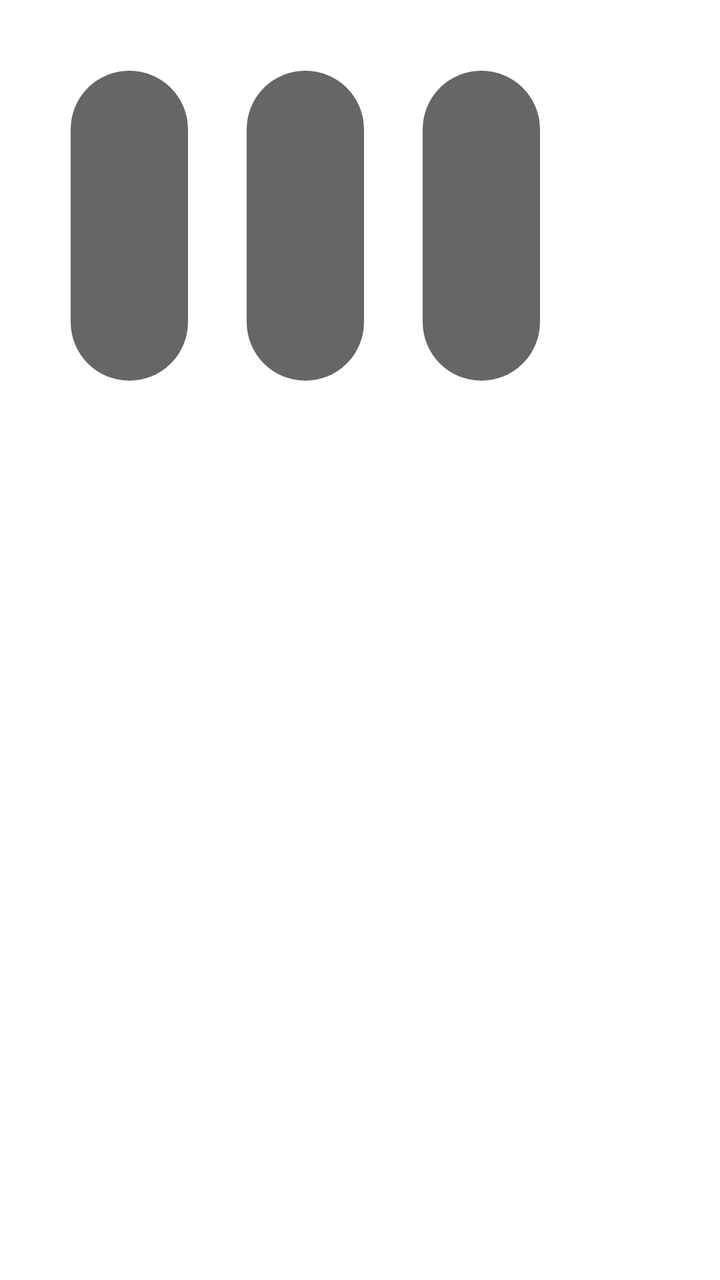
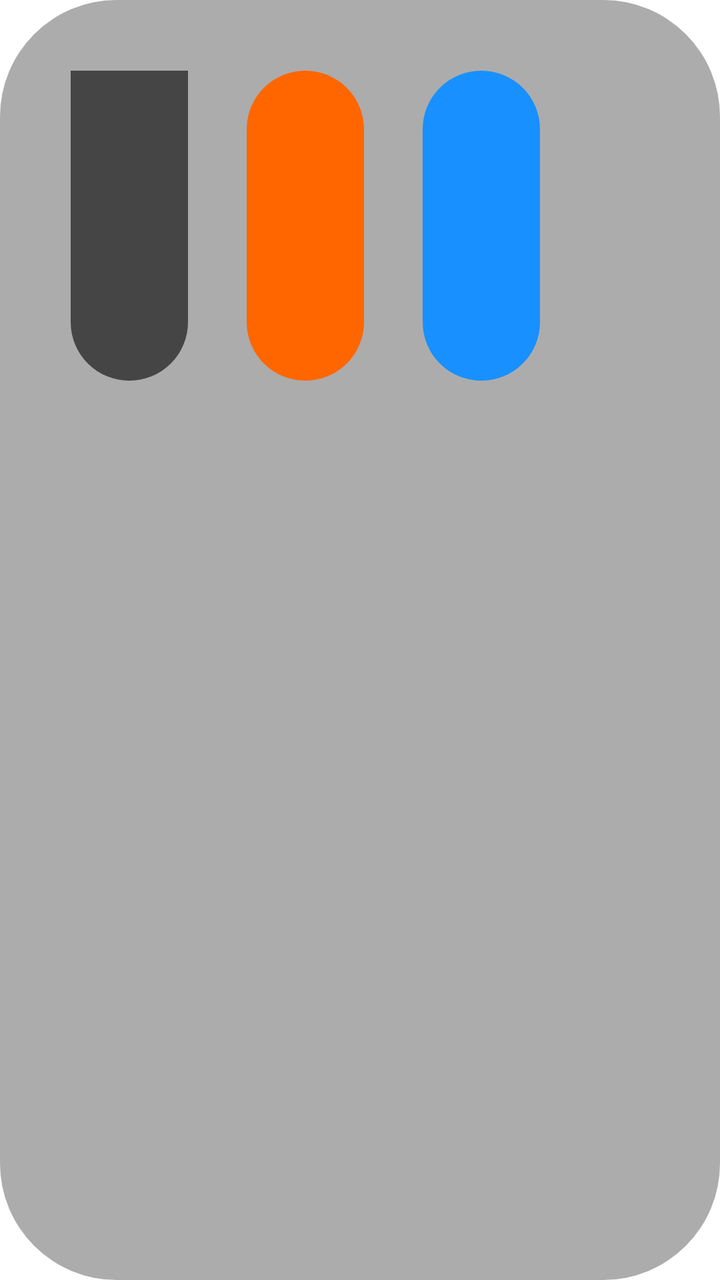

Two renders of the same Android screen: before a commit and after it. Below are the layout's source before the change and the commit's diff.
<!-- AndroidManifest.xml: application theme AppTheme.NoActionBar -->
<!-- res/layout/item_grid.xml -->
<?xml version="1.0" encoding="utf-8"?>
<FrameLayout xmlns:android="http://schemas.android.com/apk/res/android"
    android:layout_width="wrap_content"
    android:layout_height="wrap_content"
    android:background="@drawable/shape_thumb_radius"
    android:focusable="true"
    android:padding="@dimen/vs_1">

    <FrameLayout
        android:layout_width="@dimen/vs_214"
        android:layout_height="@dimen/vs_280">

        <ImageView
            android:id="@+id/ivThumb"
            android:layout_width="match_parent"
            android:layout_height="match_parent"
            android:padding="@dimen/vs_1"
            android:scaleType="fitXY" />

        <LinearLayout
            android:layout_width="wrap_content"
            android:layout_height="wrap_content"
            android:layout_marginLeft="@dimen/vs_5"
            android:layout_marginTop="@dimen/vs_5"
            android:layout_marginRight="@dimen/vs_5"
            android:orientation="horizontal">

            <TextView
                android:id="@+id/tvYear"
                android:layout_width="wrap_content"
                android:layout_height="wrap_content"
                android:layout_marginEnd="@dimen/vs_5"
                android:layout_marginRight="@dimen/vs_5"
                android:background="@drawable/shape_thumb_year"
                android:ellipsize="end"
                android:gravity="center"
                android:paddingLeft="@dimen/vs_5"
                android:paddingRight="@dimen/vs_5"
                android:singleLine="true"
                android:textColor="@android:color/white"
                android:textSize="@dimen/ts_20" />

            <TextView
                android:id="@+id/tvArea"
                android:layout_width="wrap_content"
                android:layout_height="wrap_content"
                android:layout_marginEnd="@dimen/vs_5"
                android:layout_marginRight="@dimen/vs_5"
                android:background="@drawable/shape_thumb_year"
                android:ellipsize="end"
                android:gravity="center"
                android:paddingLeft="@dimen/vs_5"
                android:paddingRight="@dimen/vs_5"
                android:singleLine="true"
                android:textColor="@android:color/white"
                android:textSize="@dimen/ts_20" />

            <TextView
                android:id="@+id/tvLang"
                android:layout_width="wrap_content"
                android:layout_height="wrap_content"
                android:layout_marginEnd="@dimen/vs_5"
                android:layout_marginRight="@dimen/vs_5"
                android:background="@drawable/shape_thumb_year"
                android:ellipsize="end"
                android:gravity="center"
                android:paddingLeft="@dimen/vs_5"
                android:paddingRight="@dimen/vs_5"
                android:singleLine="true"
                android:textColor="@android:color/white"
                android:textSize="@dimen/ts_20" />

        </LinearLayout>


        <LinearLayout
            android:layout_width="match_parent"
            android:layout_height="wrap_content"
            android:layout_gravity="bottom"
            android:orientation="vertical"
            android:padding="@dimen/vs_1">

            <TextView
                android:id="@+id/tvNote"
                android:layout_width="wrap_content"
                android:layout_height="wrap_content"
                android:layout_gravity="bottom"
                android:layout_marginLeft="@dimen/vs_5"
                android:layout_marginRight="@dimen/vs_5"
                android:layout_marginBottom="@dimen/vs_5"
                android:background="@drawable/shape_thumb_note"
                android:ellipsize="end"
                android:gravity="center"
                android:paddingLeft="@dimen/vs_5"
                android:paddingRight="@dimen/vs_5"
                android:singleLine="true"
                android:textColor="@android:color/white"
                android:textSize="@dimen/ts_20" />

            <TextView
                android:id="@+id/tvName"
                android:layout_width="match_parent"
                android:layout_height="wrap_content"
                android:background="@drawable/shape_thumb_bottom_name"
                android:ellipsize="marquee"
                android:gravity="center"
                android:marqueeRepeatLimit="marquee_forever"
                android:padding="@dimen/vs_5"
                android:singleLine="true"
                android:text="Title"
                android:textColor="@android:color/white"
                android:textSize="@dimen/ts_22" />

            <TextView
                android:id="@+id/tvActor"
                android:layout_width="match_parent"
                android:layout_height="wrap_content"
                android:background="@drawable/shape_thumb_bottom_name"
                android:ellipsize="end"
                android:gravity="top"
                android:padding="@dimen/vs_5"
                android:singleLine="true"
                android:textColor="@android:color/white"
                android:textSize="@dimen/ts_16"
                android:visibility="gone" />
        </LinearLayout>

        <FrameLayout
            android:id="@+id/delFrameLayout"
            android:layout_width="match_parent"
            android:layout_height="match_parent"
            android:background="@drawable/shape_user_delete"
            android:layout_gravity="center"
            android:visibility="gone">

            <ImageView
                android:id="@+id/imageView"
                android:layout_width="@dimen/vs_80"
                android:layout_height="@dimen/vs_80"
                android:layout_gravity="center"
                android:layout_marginBottom="@dimen/vs_20"
                android:src="@drawable/icon_delete" />
        </FrameLayout>

    </FrameLayout>
</FrameLayout>
<!-- resources referenced by this layout -->
<resources>
  <dimen name="ts_16">16mm</dimen>
  <dimen name="ts_20">20mm</dimen>
  <dimen name="ts_22">22mm</dimen>
  <dimen name="vs_1">1mm</dimen>
  <dimen name="vs_20">20mm</dimen>
  <dimen name="vs_214">214mm</dimen>
  <dimen name="vs_280">280mm</dimen>
  <dimen name="vs_5">5mm</dimen>
  <dimen name="vs_80">80mm</dimen>
  <!-- drawable icon_delete (drawable) -->
  <vector android:height="24dp" android:tint="#FFFFFF"
      android:viewportHeight="24" android:viewportWidth="24"
      android:width="24dp" xmlns:android="http://schemas.android.com/apk/res/android">
    <path android:fillColor="@android:color/white" android:pathData="M6,19c0,1.1 0.9,2 2,2h8c1.1,0 2,-0.9 2,-2L18,7L6,7v12zM8,9h8v10L8,19L8,9zM15.5,4l-1,-1h-5l-1,1L5,4v2h14L19,4z"/>
  </vector>
  <!-- drawable shape_thumb_bottom_name (drawable) -->
  <?xml version="1.0" encoding="utf-8"?>
  <shape xmlns:android="http://schemas.android.com/apk/res/android">
      <corners
          android:bottomLeftRadius="@dimen/vs_14"
          android:bottomRightRadius="@dimen/vs_14" />
      <solid android:color="@color/color_000000_60" />
  </shape>
  <!-- drawable shape_thumb_note (drawable) -->
  <?xml version="1.0" encoding="utf-8"?>
  <shape xmlns:android="http://schemas.android.com/apk/res/android">
      <solid android:color="@color/color_000000_60" />
      <corners android:radius="@dimen/vs_5" />
  </shape>
  <!-- drawable shape_thumb_radius (drawable) -->
  <?xml version="1.0" encoding="utf-8"?>
  <selector xmlns:android="http://schemas.android.com/apk/res/android">
      <item android:state_focused="true">
          <shape>
              <corners android:radius="14px" />
              <stroke android:width="2mm" android:color="@color/color_FFFFFF" />
              <solid android:color="?attr/color_theme_40" />
          </shape>
      </item>
      <item android:state_focused="false">
          <shape>
              <corners android:radius="14px" />
              <solid android:color="#36ffffff"/>
          </shape>
      </item>
  </selector>
  <!-- drawable shape_thumb_year (drawable) -->
  <?xml version="1.0" encoding="utf-8"?>
  <shape xmlns:android="http://schemas.android.com/apk/res/android">
      <solid android:color="@color/color_000000_60" />
      <corners android:radius="@dimen/vs_5" />
  </shape>
  <style name="AppTheme.NoActionBar">
          <item name="android:windowActionBar">false</item>
          <item name="android:windowNoTitle">true</item>
          <item name="windowActionBar">false</item>
          <item name="android:windowFullscreen">true</item>//全屏即无通知栏
          <item name="android:windowContentOverlay">@null</item>//是否有遮盖
          <item name="windowNoTitle">true</item>
          
          
          <item name="android:windowBackground">@android:color/transparent</item>
      </style>
  <dimen name="vs_14">14mm</dimen>
  <color name="color_000000_60">#99000000</color>
  <color name="color_FFFFFF">#FFFFFF</color>
  <color name="color_000000_30">#48000000</color>
  <dimen name="vs_10">10mm</dimen>
  <!-- unchanged entries left out for length: 1 -->
</resources>

<!-- the commit's change to res/layout/item_grid.xml (unified diff, before → after) -->
@@ -2,7 +2,7 @@
 <FrameLayout xmlns:android="http://schemas.android.com/apk/res/android"
     android:layout_width="wrap_content"
     android:layout_height="wrap_content"
-    android:background="@drawable/shape_thumb_radius"
+    android:background="@drawable/shape_user_focus"
     android:focusable="true"
     android:padding="@dimen/vs_1">
 
@@ -31,7 +31,7 @@
                 android:layout_height="wrap_content"
                 android:layout_marginEnd="@dimen/vs_5"
                 android:layout_marginRight="@dimen/vs_5"
-                android:background="@drawable/shape_thumb_year"
+                android:background="@drawable/shape_thumb_bottom_name"
                 android:ellipsize="end"
                 android:gravity="center"
                 android:paddingLeft="@dimen/vs_5"
@@ -46,7 +46,7 @@
                 android:layout_height="wrap_content"
                 android:layout_marginEnd="@dimen/vs_5"
                 android:layout_marginRight="@dimen/vs_5"
-                android:background="@drawable/shape_thumb_year"
+                android:background="@drawable/shape_thumb_lang"
                 android:ellipsize="end"
                 android:gravity="center"
                 android:paddingLeft="@dimen/vs_5"
@@ -124,7 +124,7 @@
                 android:textSize="@dimen/ts_16"
                 android:visibility="gone" />
         </LinearLayout>
-
+        
         <FrameLayout
             android:id="@+id/delFrameLayout"
             android:layout_width="match_parent"
@@ -141,6 +141,6 @@
                 android:layout_marginBottom="@dimen/vs_20"
                 android:src="@drawable/icon_delete" />
         </FrameLayout>
-
+        
     </FrameLayout>
 </FrameLayout>
<!-- resource entries referenced after the edit -->
@@ -19,55 +19,74 @@
   <?xml version="1.0" encoding="utf-8"?>
   <shape xmlns:android="http://schemas.android.com/apk/res/android">
       <corners
-          android:bottomLeftRadius="@dimen/vs_14"
-          android:bottomRightRadius="@dimen/vs_14" />
-      <solid android:color="@color/color_000000_60" />
+          android:bottomLeftRadius="@dimen/vs_10"
+          android:bottomRightRadius="@dimen/vs_10" />
+      <solid android:color="@color/color_99000000" />
+  </shape>
+  <!-- drawable shape_thumb_lang (drawable) -->
+  <?xml version="1.0" encoding="utf-8"?>
+  <shape xmlns:android="http://schemas.android.com/apk/res/android">
+      <solid android:color="@color/color_FFB800" />
+      <corners android:radius="5mm" />
   </shape>
   <!-- drawable shape_thumb_note (drawable) -->
   <?xml version="1.0" encoding="utf-8"?>
   <shape xmlns:android="http://schemas.android.com/apk/res/android">
-      <solid android:color="@color/color_000000_60" />
-      <corners android:radius="@dimen/vs_5" />
+      <solid android:color="@color/color_3D3D3D" />
+      <corners android:radius="5mm" />
   </shape>
-  <!-- drawable shape_thumb_radius (drawable) -->
+  <!-- drawable shape_thumb_year (drawable) -->
+  <?xml version="1.0" encoding="utf-8"?>
+  <shape xmlns:android="http://schemas.android.com/apk/res/android">
+      <solid android:color="@color/color_1890FF" />
+      <corners android:radius="5mm" />
+  </shape>
+  <!-- drawable shape_user_focus (drawable) -->
   <?xml version="1.0" encoding="utf-8"?>
   <selector xmlns:android="http://schemas.android.com/apk/res/android">
       <item android:state_focused="true">
           <shape>
-              <corners android:radius="14px" />
+              <corners android:radius="10mm" />
               <stroke android:width="2mm" android:color="@color/color_FFFFFF" />
-              <solid android:color="?attr/color_theme_40" />
+              <solid android:color="@color/color_6C3D3D3D" />
           </shape>
       </item>
       <item android:state_focused="false">
           <shape>
-              <corners android:radius="14px" />
-              <solid android:color="#36ffffff"/>
+              <corners android:radius="10mm" />
+              <solid android:color="@color/color_6C3D3D3D"/>
           </shape>
       </item>
   </selector>
-  <!-- drawable shape_thumb_year (drawable) -->
-  <?xml version="1.0" encoding="utf-8"?>
-  <shape xmlns:android="http://schemas.android.com/apk/res/android">
-      <solid android:color="@color/color_000000_60" />
-      <corners android:radius="@dimen/vs_5" />
-  </shape>
-  <style name="AppTheme.NoActionBar">
+  <style name="AppTheme.NoActionBar" parent="AppTheme">
           <item name="android:windowActionBar">false</item>
           <item name="android:windowNoTitle">true</item>
           <item name="windowActionBar">false</item>
           <item name="android:windowFullscreen">true</item>//全屏即无通知栏
           <item name="android:windowContentOverlay">@null</item>//是否有遮盖
           <item name="windowNoTitle">true</item>
-          
+          <item name="android:keepScreenOn">true</item>
           
           <item name="android:windowBackground">@android:color/transparent</item>
       </style>
-  <dimen name="vs_14">14mm</dimen>
   <color name="color_000000_60">#99000000</color>
-  <color name="color_FFFFFF">#FFFFFF</color>
+  <color name="color_FFFFFF">#ffffffff</color>
+  <color name="color_6C3D3D3D">#6c3d3d3d</color>
+  <style name="AppTheme" parent="Theme.AppCompat.Light.DarkActionBar">
+          
+          <item name="colorPrimary">@color/color_6200EE</item>
+          <item name="colorPrimaryDark">@color/color_3700B3</item>
+          <item name="colorAccent">@color/color_03DAC5</item>
+      </style>
+  <color name="color_6200EE">#6200EE</color>
+  <color name="color_3700B3">#3700B3</color>
+  <color name="color_03DAC5">#03DAC5</color>
   <color name="color_000000_30">#48000000</color>
   <dimen name="vs_10">10mm</dimen>
+  <color name="color_99000000">#99000000</color>
+  <color name="color_FFB800">#FF6600</color>
+  <color name="color_3D3D3D">#3D3D3D</color>
+  <color name="color_1890FF">#1890FF</color>
   <!-- unchanged entries left out for length: 1 -->
 </resources>
 
